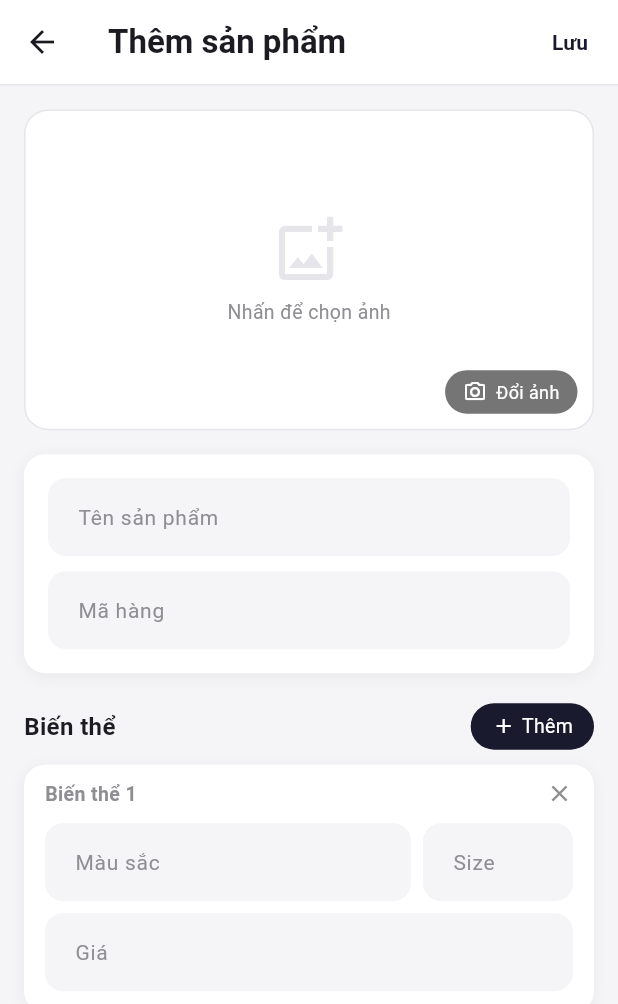
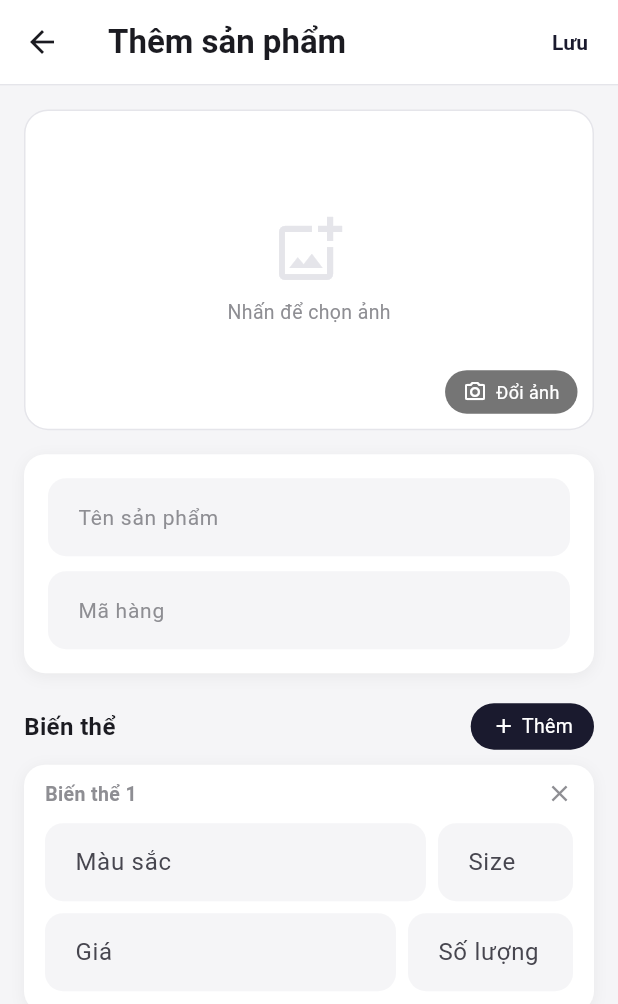
Before and after one commit to Dannyplusplus12/FISD-R, a Flutter app: the FormSanPhamPage screen opened directly, after a tap on "Thêm", on a phone screen of 412 x 824 dp. Shown: the top 1004 px of the screen. Run offline on Flutter 3.47's test engine with Material 3 defaults, Android fonts, the phone set to English and light mode, and no system bars; our stand-ins replace dio, fl_chart, flutter_riverpod, image_picker, shared_preferences, speech_to_text; accounts and stored records are empty; Roboto replaces fonts that are missing (SF Pro Display).

Commit message:
fix: debounce sl bien the + them lai truong so luong + floating label
- _BienTheRow: doi sang ConsumerStatefulWidget, cap nhat UI ngay lap
  tuc, goi API sau 700ms debounce (khong con delay moi lan bam)
- FormSanPhamPage: them lai truong So luong vao form bien the
- _BienTheForm: floating label (labelText) cho tat ca cac o
- Gia + So luong cung hang de tiet kiem chieu doc

Co-Authored-By: Claude Sonnet 4.6 <noreply@anthropic.com>

```diff
--- a/frontend-mobile/lib/features/orderer/san_pham_orderer_page.dart
+++ b/frontend-mobile/lib/features/orderer/san_pham_orderer_page.dart
@@ -33,7 +33,7 @@ class _FormSanPhamPageState extends ConsumerState<FormSanPhamPage> {
       _maCtrl.text = sp.ma;
       _imagePath = sp.anhKey;
       _bienThes = sp.bienThes
-          .map((bt) => _BienTheEdit(id: bt.id, mauSac: bt.mauSac, kichCo: bt.kichCo, gia: bt.gia))
+          .map((bt) => _BienTheEdit(id: bt.id, mauSac: bt.mauSac, kichCo: bt.kichCo, gia: bt.gia, tonKho: bt.tonKho))
           .toList();
     } else {
       _bienThes = [];
@@ -72,7 +72,7 @@ class _FormSanPhamPageState extends ConsumerState<FormSanPhamPage> {
                 'color': bt.mauSac,
                 'size': bt.kichCo,
                 'price': bt.gia,
-                'stock': 0,
+                'stock': bt.tonKho,
               })
           .toList();
       if (widget.edit != null) {
@@ -253,8 +253,9 @@ class _BienTheEdit {
   String mauSac;
   String kichCo;
   int gia;
+  int tonKho;
 
-  _BienTheEdit({this.id, required this.mauSac, required this.kichCo, required this.gia});
+  _BienTheEdit({this.id, required this.mauSac, required this.kichCo, required this.gia, this.tonKho = 0});
 }
 
 // ── Form biến thể ─────────────────────────────────────────────────────────────
@@ -273,6 +274,7 @@ class _BienTheFormState extends State<_BienTheForm> {
   late final TextEditingController _mauCtrl;
   late final TextEditingController _coCtrl;
   late final TextEditingController _giaCtrl;
+  late final TextEditingController _slCtrl;
 
   @override
   void initState() {
@@ -281,6 +283,8 @@ class _BienTheFormState extends State<_BienTheForm> {
     _coCtrl = TextEditingController(text: widget.data.kichCo);
     _giaCtrl = TextEditingController(
         text: widget.data.gia > 0 ? '${widget.data.gia ~/ 1000}' : '');
+    _slCtrl = TextEditingController(
+        text: widget.data.tonKho > 0 ? '${widget.data.tonKho}' : '');
   }
 
   @override
@@ -288,6 +292,7 @@ class _BienTheFormState extends State<_BienTheForm> {
     _mauCtrl.dispose();
     _coCtrl.dispose();
     _giaCtrl.dispose();
+    _slCtrl.dispose();
     super.dispose();
   }
 
@@ -295,7 +300,19 @@ class _BienTheFormState extends State<_BienTheForm> {
     widget.data.mauSac = _mauCtrl.text.trim();
     widget.data.kichCo = _coCtrl.text.trim();
     widget.data.gia = (int.tryParse(_giaCtrl.text) ?? 0) * 1000;
+    widget.data.tonKho = int.tryParse(_slCtrl.text) ?? 0;
   }
+
+  InputDecoration _deco(String label, {String? suffix}) => InputDecoration(
+        labelText: label,
+        suffixText: suffix,
+        filled: true,
+        fillColor: AppColors.background,
+        border: OutlineInputBorder(
+            borderRadius: BorderRadius.circular(12), borderSide: BorderSide.none),
+        contentPadding: const EdgeInsets.symmetric(horizontal: 16, vertical: 14),
+        floatingLabelBehavior: FloatingLabelBehavior.auto,
+      );
 
   @override
   Widget build(BuildContext context) {
@@ -320,24 +337,39 @@ class _BienTheFormState extends State<_BienTheForm> {
               child: TextField(
                   controller: _mauCtrl,
                   onChanged: (_) => _sync(),
-                  decoration: AppDeco.input('Màu sắc'))),
+                  decoration: _deco('Màu sắc'))),
           const SizedBox(width: 8),
           SizedBox(
-            width: 100,
+            width: 90,
             child: TextField(
                 controller: _coCtrl,
                 onChanged: (_) => _sync(),
-                decoration: AppDeco.input('Size')),
+                decoration: _deco('Size')),
           ),
         ]),
         const SizedBox(height: 8),
-        TextField(
-          controller: _giaCtrl,
-          keyboardType: TextInputType.number,
-          inputFormatters: [FilteringTextInputFormatter.digitsOnly],
-          onChanged: (_) => _sync(),
-          decoration: AppDeco.input('Giá', suffixText: 'k'),
-        ),
+        Row(children: [
+          Expanded(
+            child: TextField(
+              controller: _giaCtrl,
+              keyboardType: TextInputType.number,
+              inputFormatters: [FilteringTextInputFormatter.digitsOnly],
+              onChanged: (_) => _sync(),
+              decoration: _deco('Giá', suffix: 'k'),
+            ),
+          ),
+          const SizedBox(width: 8),
+          SizedBox(
+            width: 110,
+            child: TextField(
+              controller: _slCtrl,
+              keyboardType: TextInputType.number,
+              inputFormatters: [FilteringTextInputFormatter.digitsOnly],
+              onChanged: (_) => _sync(),
+              decoration: _deco('Số lượng'),
+            ),
+          ),
+        ]),
       ]),
     );
   }
```
Also changed, not shown: frontend-mobile/lib/features/kho_hang/chi_tiet_kho_page.dart (+79 -43 lines).
